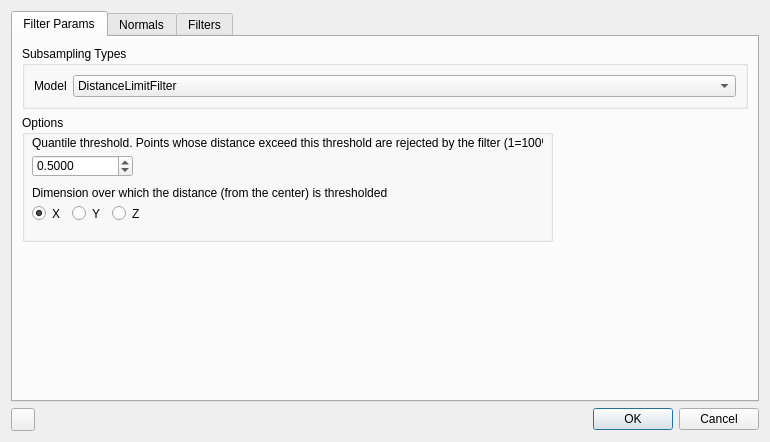
This is plugins/core/Standard/qLibpointmatcher/ui/LibpointmatcherDialog.ui in dagata-mining/CloudCompare as Qt 5 draws it before an edit. The edited form follows.
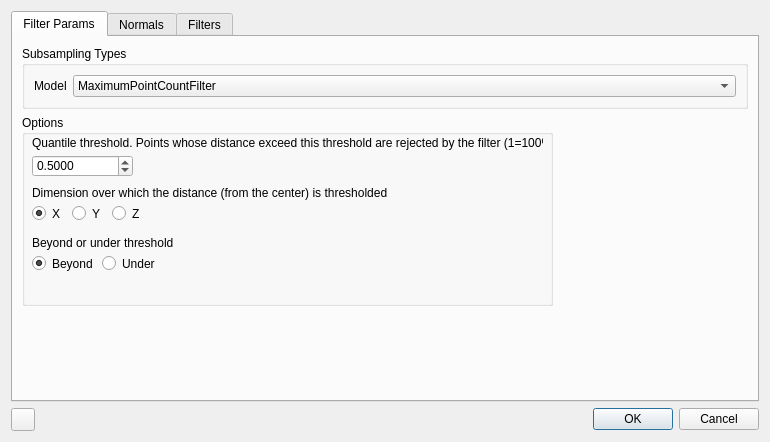
This is the edited form. The open tabs and pages were chosen to show the change. Icons and pictures are not drawn.

```diff
--- a/plugins/core/Standard/qLibpointmatcher/ui/LibpointmatcherDialog.ui
+++ b/plugins/core/Standard/qLibpointmatcher/ui/LibpointmatcherDialog.ui
@@ -40,7 +40,7 @@
           <item row="0" column="2">
            <widget class="QComboBox" name="filterType">
             <property name="currentIndex">
-             <number>1</number>
+             <number>2</number>
             </property>
             <item>
              <property name="text">
@@ -463,7 +463,7 @@
              <x>0</x>
              <y>0</y>
              <width>531</width>
-             <height>127</height>
+             <height>191</height>
             </rect>
            </property>
            <property name="title">
@@ -574,6 +574,54 @@
              <string notr="true">buttonGroup_3</string>
             </attribute>
            </widget>
+           <widget class="QRadioButton" name="underQuantile">
+            <property name="geometry">
+             <rect>
+              <x>80</x>
+              <y>140</y>
+              <width>61</width>
+              <height>17</height>
+             </rect>
+            </property>
+            <property name="text">
+             <string>Under</string>
+            </property>
+            <attribute name="buttonGroup">
+             <string notr="true">buttonGroup_7</string>
+            </attribute>
+           </widget>
+           <widget class="QRadioButton" name="beyondQuantile">
+            <property name="geometry">
+             <rect>
+              <x>10</x>
+              <y>140</y>
+              <width>71</width>
+              <height>17</height>
+             </rect>
+            </property>
+            <property name="text">
+             <string>Beyond</string>
+            </property>
+            <property name="checked">
+             <bool>true</bool>
+            </property>
+            <attribute name="buttonGroup">
+             <string notr="true">buttonGroup_7</string>
+            </attribute>
+           </widget>
+           <widget class="QLabel" name="dimQuantileTitle_2">
+            <property name="geometry">
+             <rect>
+              <x>10</x>
+              <y>120</y>
+              <width>371</width>
+              <height>16</height>
+             </rect>
+            </property>
+            <property name="text">
+             <string>Beyond or under threshold</string>
+            </property>
+           </widget>
           </widget>
          </widget>
          <widget class="QWidget" name="RandomSamplingFilter">
```
Left out of the diff: 9 changed lines with no effect on the pictures.
